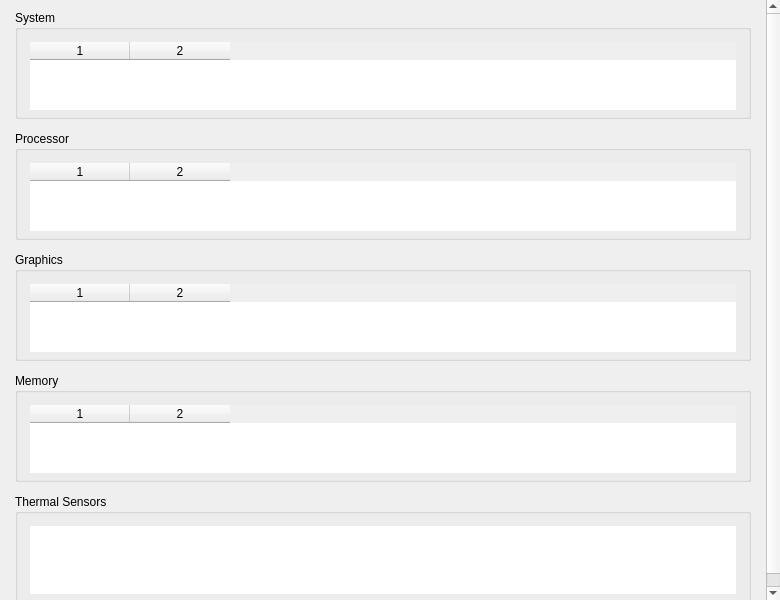
The window that shared/nexis/Pages/HardwareInfo/hardware_info_page.ui (s4solutionsllc/Nexis) describes before a commit, drawn with Qt 5.
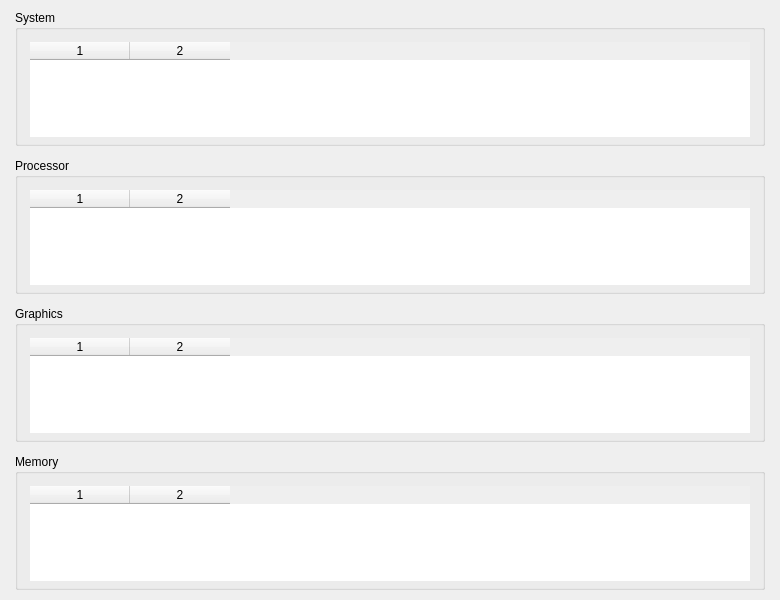
The same window after the commit.

Commit message: refactor(ui): remove Thermal Sensors groupbox from Hardware Info page

What changed in the file:
```diff
--- a/shared/nexis/Pages/HardwareInfo/hardware_info_page.ui
+++ b/shared/nexis/Pages/HardwareInfo/hardware_info_page.ui
@@ -142,32 +142,6 @@
         </widget>
        </item>
 
-       <!-- Thermal section -->
-       <item>
-        <widget class="QGroupBox" name="grpThermal">
-         <property name="title">
-          <string>Thermal Sensors</string>
-         </property>
-         <layout class="QVBoxLayout" name="grpThermalLayout">
-          <property name="leftMargin"><number>12</number></property>
-          <property name="topMargin"><number>12</number></property>
-          <property name="rightMargin"><number>12</number></property>
-          <property name="bottomMargin"><number>6</number></property>
-          <item>
-           <widget class="QTableWidget" name="tblThermal">
-            <property name="showGrid"><bool>false</bool></property>
-            <property name="frameShape"><enum>QFrame::NoFrame</enum></property>
-            <property name="selectionMode"><enum>QAbstractItemView::NoSelection</enum></property>
-            <property name="editTriggers"><set>QAbstractItemView::NoEditTriggers</set></property>
-            <property name="focusPolicy"><enum>Qt::NoFocus</enum></property>
-            <property name="verticalScrollBarPolicy"><enum>Qt::ScrollBarAlwaysOff</enum></property>
-            <property name="horizontalScrollBarPolicy"><enum>Qt::ScrollBarAlwaysOff</enum></property>
-           </widget>
-          </item>
-         </layout>
-        </widget>
-       </item>
-
        <!-- Bottom spacer -->
        <item>
         <spacer name="verticalSpacer">
```
The commit also changes 2 other files.
